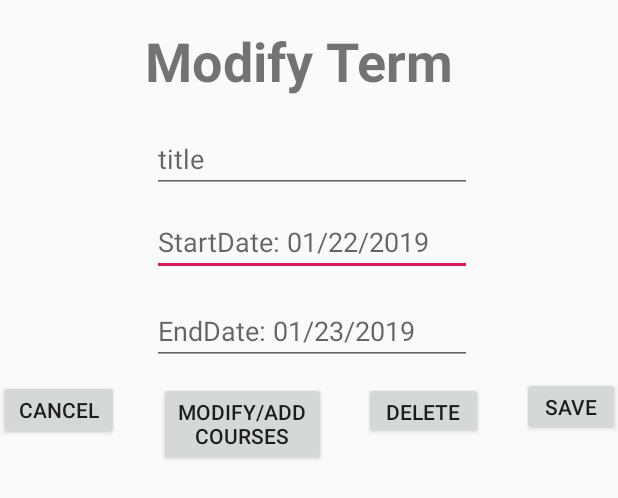
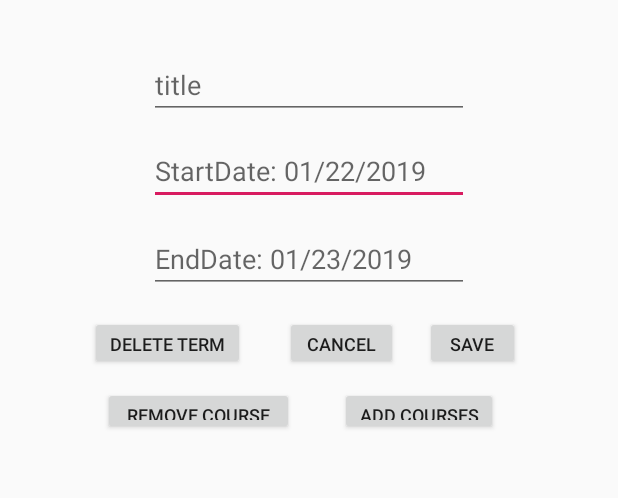
Before and after one commit to phss1/C195, an Android app: the layout activity_term_modify.xml on its own in the app's theme, with its tools: preview values and no code run, on a phone screen of 412 x 824 dp. Shown: the top 498 px of the screen. Run offline under Robolectric (Android 15) with nearby library versions, the phone set to English and light mode, and no system bars.

Commit message:
Saving changes 11/02 1259

```diff
--- a/C196/app/src/main/AndroidManifest.xml
+++ b/C196/app/src/main/AndroidManifest.xml
@@ -9,10 +9,11 @@
         android:roundIcon="@mipmap/ic_launcher_round"
         android:supportsRtl="true"
         android:theme="@style/AppTheme">
-        <activity android:name=".Controller.TermModifyCourse"></activity>
+        <activity android:name=".Controller.TermRemoveCourse"></activity>
+        <activity android:name=".Controller.TermAddCourse" />
         <activity android:name=".Controller.TermModify" />
         <activity android:name=".Controller.TermAdd" />
-        <activity android:name=".Controller.TermView" />
+        <activity android:name=".Controller.Terms" />
         <activity android:name=".Controller.GoalAdd" />
         <activity android:name=".Controller.AssessmentModify" />
         <activity android:name=".Controller.AssessmentAdd" />
--- a/C196/app/src/main/java/com/example/c196/Controller/AssessmentAdd.java
+++ b/C196/app/src/main/java/com/example/c196/Controller/AssessmentAdd.java
@@ -33,7 +33,7 @@ public class AssessmentAdd extends AppCompatActivity
         int id = item.getItemId();
         if (id == android.R.id.home)
         {
-            Intent intent = new Intent(this, TermView.class);
+            Intent intent = new Intent(this, MainActivity.class);
             startActivity(intent);
         }
 
--- a/C196/app/src/main/java/com/example/c196/Controller/AssessmentModify.java
+++ b/C196/app/src/main/java/com/example/c196/Controller/AssessmentModify.java
@@ -31,7 +31,7 @@ public class AssessmentModify extends AppCompatActivity
         int id = item.getItemId();
         if (id == android.R.id.home)
         {
-            Intent intent = new Intent(this, TermView.class);
+            Intent intent = new Intent(this, Terms.class);
             startActivity(intent);
         }
 
--- a/C196/app/src/main/java/com/example/c196/Controller/AssessmentView.java
+++ b/C196/app/src/main/java/com/example/c196/Controller/AssessmentView.java
@@ -13,7 +13,6 @@ import android.widget.ListView;
 
 import com.example.c196.Classes.Assessment;
 import com.example.c196.Classes.Goal;
-import com.example.c196.Classes.Mentor;
 import com.example.c196.R;
 import com.example.c196.Utility.DBConnector;
 import com.example.c196.Utility.DataProvider;
@@ -66,7 +65,7 @@ public class AssessmentView extends AppCompatActivity
         int id = item.getItemId();
         if (id == android.R.id.home)
         {
-            Intent intent = new Intent(this, TermView.class);
+            Intent intent = new Intent(this, Terms.class);
             startActivity(intent);
         }
 
--- a/C196/app/src/main/java/com/example/c196/Controller/CourseView.java
+++ b/C196/app/src/main/java/com/example/c196/Controller/CourseView.java
@@ -66,7 +66,7 @@ public class CourseView extends AppCompatActivity
         int id = item.getItemId();
         if (id == android.R.id.home)
         {
-            Intent intent = new Intent(this, TermView.class);
+            Intent intent = new Intent(this, Terms.class);
             startActivity(intent);
         }
 
--- a/C196/app/src/main/java/com/example/c196/Controller/GoalAdd.java
+++ b/C196/app/src/main/java/com/example/c196/Controller/GoalAdd.java
@@ -8,7 +8,6 @@ import android.view.MenuItem;
 import android.view.View;
 import android.widget.EditText;
 
-import com.example.c196.Controller.AssessmentView;
 import com.example.c196.R;
 import com.example.c196.Utility.DBConnector;
 import com.example.c196.Utility.DataProvider;
@@ -34,7 +33,7 @@ public class GoalAdd extends AppCompatActivity
         int id = item.getItemId();
         if (id == android.R.id.home)
         {
-            Intent intent = new Intent(this, TermView.class);
+            Intent intent = new Intent(this, Terms.class);
             startActivity(intent);
         }
 
--- a/C196/app/src/main/java/com/example/c196/Controller/MentorAdd.java
+++ b/C196/app/src/main/java/com/example/c196/Controller/MentorAdd.java
@@ -36,7 +36,7 @@ public class MentorAdd extends AppCompatActivity
         int id = item.getItemId();
         if (id == android.R.id.home)
         {
-            Intent intent = new Intent(this, TermView.class);
+            Intent intent = new Intent(this, Terms.class);
             startActivity(intent);
         }
 
--- a/C196/app/src/main/java/com/example/c196/Controller/MentorModify.java
+++ b/C196/app/src/main/java/com/example/c196/Controller/MentorModify.java
@@ -1,7 +1,6 @@
 package com.example.c196.Controller;
 
 import android.content.Intent;
-import android.database.Cursor;
 import android.os.Bundle;
 import android.view.MenuItem;
 import android.view.View;
@@ -49,7 +48,7 @@ public class MentorModify extends AppCompatActivity
         int id = item.getItemId();
         if (id == android.R.id.home)
         {
-            Intent intent = new Intent(this, TermView.class);
+            Intent intent = new Intent(this, Terms.class);
             startActivity(intent);
         }
 
--- a/C196/app/src/main/java/com/example/c196/Controller/MentorView.java
+++ b/C196/app/src/main/java/com/example/c196/Controller/MentorView.java
@@ -67,7 +67,7 @@ public class MentorView extends AppCompatActivity
         int id = item.getItemId();
         if (id == android.R.id.home)
         {
-            Intent intent = new Intent(this, TermView.class);
+            Intent intent = new Intent(this, Terms.class);
             startActivity(intent);
         }
 
--- a/C196/app/src/main/java/com/example/c196/Controller/TermAdd.java
+++ b/C196/app/src/main/java/com/example/c196/Controller/TermAdd.java
@@ -37,7 +37,7 @@ public class TermAdd extends AppCompatActivity
         int id = item.getItemId();
         if (id == android.R.id.home)
         {
-            Intent intent = new Intent(this, TermView.class);
+            Intent intent = new Intent(this, Terms.class);
             startActivity(intent);
         }
 
@@ -61,7 +61,7 @@ public class TermAdd extends AppCompatActivity
                         + "\", \"" + startDate + "\", \"" + endDate + "\");";
                 myHelper.insertRecord(sqlQuery);
 
-                Intent intent = new Intent(this, TermView.class);
+                Intent intent = new Intent(this, Terms.class);
                 startActivity(intent);
             }
         }
@@ -74,7 +74,7 @@ public class TermAdd extends AppCompatActivity
 
     public void onClickCancelBtn(View view)
     {
-        Intent intent = new Intent(this, TermView.class);
+        Intent intent = new Intent(this, Terms.class);
         startActivity(intent);
     }
 
--- a/C196/app/src/main/res/layout/activity_term_modify.xml
+++ b/C196/app/src/main/res/layout/activity_term_modify.xml
@@ -1,28 +1,25 @@
 <?xml version="1.0" encoding="utf-8"?>
-<androidx.constraintlayout.widget.ConstraintLayout
-    xmlns:android="http://schemas.android.com/apk/res/android"
+<androidx.constraintlayout.widget.ConstraintLayout xmlns:android="http://schemas.android.com/apk/res/android"
     xmlns:app="http://schemas.android.com/apk/res-auto"
     xmlns:tools="http://schemas.android.com/tools"
-    android:label="Course Management"
     android:id="@+id/modifyTermSaveBtn"
     android:layout_width="match_parent"
     android:layout_height="match_parent"
+    android:label="Course Management"
     tools:context=".Controller.TermModify">
 
     <EditText
         android:id="@+id/termModifyStartDateTxtFld"
         android:layout_width="wrap_content"
         android:layout_height="wrap_content"
-        android:layout_marginStart="101dp"
-        android:layout_marginLeft="101dp"
-        android:layout_marginTop="10dp"
-        android:layout_marginEnd="97dp"
-        android:layout_marginRight="97dp"
-        android:layout_marginBottom="14dp"
+        android:layout_marginStart="99dp"
+        android:layout_marginLeft="99dp"
+        android:layout_marginTop="12dp"
+        android:layout_marginEnd="99dp"
+        android:layout_marginRight="99dp"
         android:ems="10"
         android:hint="StartDate: 01/22/2019"
         android:inputType="textPersonName"
-        app:layout_constraintBottom_toTopOf="@+id/termModifyEndDateTxtFld"
         app:layout_constraintEnd_toEndOf="parent"
         app:layout_constraintStart_toStartOf="parent"
         app:layout_constraintTop_toBottomOf="@+id/termModifyTitleTxtFld" />
@@ -31,27 +28,29 @@
         android:id="@+id/termModifyTitleTxtFld"
         android:layout_width="wrap_content"
         android:layout_height="wrap_content"
-        android:layout_marginStart="101dp"
-        android:layout_marginLeft="101dp"
-        android:layout_marginTop="19dp"
-        android:layout_marginEnd="97dp"
-        android:layout_marginRight="97dp"
+        android:layout_marginStart="99dp"
+        android:layout_marginLeft="99dp"
+        android:layout_marginTop="34dp"
+        android:layout_marginEnd="99dp"
+        android:layout_marginRight="99dp"
+        android:layout_marginBottom="12dp"
         android:ems="10"
         android:hint="title"
         android:inputType="textPersonName"
+        app:layout_constraintBottom_toTopOf="@+id/termModifyStartDateTxtFld"
         app:layout_constraintEnd_toEndOf="parent"
         app:layout_constraintStart_toStartOf="parent"
-        app:layout_constraintTop_toBottomOf="@+id/textView11" />
+        app:layout_constraintTop_toTopOf="parent" />
 
     <EditText
         android:id="@+id/termModifyEndDateTxtFld"
         android:layout_width="wrap_content"
         android:layout_height="wrap_content"
-        android:layout_marginStart="101dp"
-        android:layout_marginLeft="101dp"
-        android:layout_marginTop="14dp"
-        android:layout_marginEnd="97dp"
-        android:layout_marginRight="97dp"
+        android:layout_marginStart="99dp"
+        android:layout_marginLeft="99dp"
+        android:layout_marginTop="13dp"
+        android:layout_marginEnd="99dp"
+        android:layout_marginRight="99dp"
         android:ems="10"
         android:hint="EndDate: 01/23/2019"
         android:inputType="textPersonName"
@@ -59,96 +58,84 @@
         app:layout_constraintStart_toStartOf="parent"
         app:layout_constraintTop_toBottomOf="@+id/termModifyStartDateTxtFld" />
 
-    <TextView
-        android:id="@+id/textView11"
-        android:layout_width="218dp"
-        android:layout_height="48dp"
-        android:layout_marginStart="96dp"
-        android:layout_marginLeft="96dp"
-        android:layout_marginTop="16dp"
-        android:layout_marginEnd="97dp"
-        android:layout_marginRight="97dp"
-        android:layout_marginBottom="19dp"
-        android:text="Modify Term"
-        android:textSize="36sp"
-        android:textStyle="bold"
-        android:typeface="normal"
-        app:layout_constraintBottom_toTopOf="@+id/termModifyTitleTxtFld"
-        app:layout_constraintEnd_toEndOf="parent"
+    <Button
+        android:id="@+id/deleteBtn"
+        android:layout_width="103dp"
+        android:layout_height="36dp"
+        android:layout_marginStart="66dp"
+        android:layout_marginLeft="66dp"
+        android:layout_marginTop="15dp"
+        android:layout_marginEnd="13dp"
+        android:layout_marginRight="13dp"
+        android:onClick="onClickDeleteTerm"
+        android:text="Delete Term"
+        android:textSize="12sp"
+        app:layout_constraintEnd_toStartOf="@+id/termModifyCancelBtn"
         app:layout_constraintStart_toStartOf="parent"
-        app:layout_constraintTop_toTopOf="parent" />
+        app:layout_constraintTop_toBottomOf="@+id/termModifyEndDateTxtFld" />
 
     <Button
         android:id="@+id/modifyTermModCourseBtn"
-        android:layout_width="111dp"
-        android:layout_height="56dp"
-        android:layout_marginStart="13dp"
-        android:layout_marginLeft="13dp"
+        android:layout_width="105dp"
+        android:layout_height="32dp"
+        android:layout_marginStart="15dp"
+        android:layout_marginLeft="15dp"
+        android:layout_marginTop="11dp"
+        android:layout_marginEnd="88dp"
+        android:layout_marginRight="88dp"
+        android:onClick="onClickAddTermCourse"
+        android:text="Add Courses"
+        android:textSize="12sp"
+        app:layout_constraintEnd_toEndOf="parent"
+        app:layout_constraintStart_toEndOf="@+id/deleteCourseFromTermBtn"
+        app:layout_constraintTop_toBottomOf="@+id/termModifyCancelBtn" />
+
+    <Button
+        android:id="@+id/deleteCourseFromTermBtn"
+        android:layout_width="127dp"
+        android:layout_height="32dp"
+        android:layout_marginStart="76dp"
+        android:layout_marginLeft="76dp"
         android:layout_marginTop="11dp"
         android:layout_marginEnd="15dp"
         android:layout_marginRight="15dp"
-        android:onClick="onClickModCoursesBtn"
-        android:text="Modify/Add Courses"
-        app:layout_constraintEnd_toStartOf="@+id/deleteBtn"
+        android:onClick="onClickRemoveTermCourse"
+        android:text="Remove Course"
+        android:textSize="12sp"
+        app:layout_constraintEnd_toStartOf="@+id/modifyTermModCourseBtn"
+        app:layout_constraintStart_toStartOf="parent"
+        app:layout_constraintTop_toBottomOf="@+id/deleteBtn" />
+
+    <Button
+        android:id="@+id/termModifyCancelBtn"
+        android:layout_width="75dp"
+        android:layout_height="36dp"
+        android:layout_marginStart="13dp"
+        android:layout_marginLeft="13dp"
+        android:layout_marginTop="15dp"
+        android:layout_marginEnd="12dp"
+        android:layout_marginRight="12dp"
+        android:onClick="onClickCancelBtn"
+        android:text="Cancel"
+        android:textSize="12sp"
+        app:layout_constraintEnd_toStartOf="@+id/modifyTermSavebtn"
+        app:layout_constraintStart_toEndOf="@+id/deleteBtn"
+        app:layout_constraintTop_toBottomOf="@+id/termModifyEndDateTxtFld" />
+
+    <Button
+        android:id="@+id/modifyTermSavebtn"
+        android:layout_width="63dp"
+        android:layout_height="36dp"
+        android:layout_marginStart="6dp"
+        android:layout_marginLeft="6dp"
+        android:layout_marginTop="15dp"
+        android:layout_marginEnd="72dp"
+        android:layout_marginRight="72dp"
+        android:onClick="onClickSaveBtn"
+        android:text="Save"
+        android:textSize="12sp"
+        app:layout_constraintEnd_toEndOf="parent"
         app:layout_constraintStart_toEndOf="@+id/termModifyCancelBtn"
         app:layout_constraintTop_toBottomOf="@+id/termModifyEndDateTxtFld" />
 
-    <Button
-        android:id="@+id/termModifyCancelBtn"
-        android:layout_width="80dp"
-        android:layout_height="40dp"
-        android:layout_marginStart="16dp"
-        android:layout_marginLeft="16dp"
-        android:layout_marginTop="253dp"
-        android:layout_marginEnd="13dp"
-        android:layout_marginRight="13dp"
-        android:onClick="onClickCancelBtn"
-        android:text="Cancel"
-        app:layout_constraintEnd_toStartOf="@+id/modifyTermModCourseBtn"
-        app:layout_constraintStart_toStartOf="parent"
-        app:layout_constraintTop_toTopOf="parent" />
-
-    <Button
-        android:id="@+id/modifyTermSavebtn"
-        android:layout_width="65dp"
-        android:layout_height="39dp"
-        android:layout_marginStart="10dp"
-        android:layout_marginLeft="10dp"
-        android:layout_marginTop="251dp"
-        android:layout_marginEnd="16dp"
-        android:layout_marginRight="16dp"
-        android:onClick="onClickSaveBtn"
-        android:text="Save"
-        app:layout_constraintEnd_toEndOf="parent"
-        app:layout_constraintStart_toEndOf="@+id/deleteBtn"
-        app:layout_constraintTop_toTopOf="parent" />
-
-    <ListView
-        android:id="@+id/termModifyLstVw"
-        android:layout_width="410dp"
-        android:layout_height="390dp"
-        android:layout_marginStart="2dp"
-        android:layout_marginLeft="2dp"
-        android:layout_marginTop="336dp"
-        android:layout_marginEnd="1dp"
-        android:layout_marginRight="1dp"
-        app:layout_constraintEnd_toEndOf="parent"
-        app:layout_constraintHorizontal_bias="0.0"
-        app:layout_constraintStart_toStartOf="parent"
-        app:layout_constraintTop_toTopOf="parent" />
-
-    <Button
-        android:id="@+id/deleteBtn"
-        android:layout_width="79dp"
-        android:layout_height="38dp"
-        android:layout_marginStart="10dp"
-        android:layout_marginLeft="10dp"
-        android:layout_marginTop="11dp"
-        android:layout_marginEnd="16dp"
-        android:layout_marginRight="16dp"
-        android:onClick="onCLickModTermDeleteBtn"
-        android:text="Delete"
-        app:layout_constraintEnd_toStartOf="@+id/modifyTermSavebtn"
-        app:layout_constraintStart_toEndOf="@+id/modifyTermModCourseBtn"
-        app:layout_constraintTop_toBottomOf="@+id/termModifyEndDateTxtFld" />
 </androidx.constraintlayout.widget.ConstraintLayout>
```
Also changed, not shown: C196/app/src/main/java/com/example/c196/Controller/MainActivity.java (+4 -3 lines), C196/app/src/main/java/com/example/c196/Controller/TermAddCourse.java (renamed from C196/app/src/main/java/com/example/c196/Controller/TermModifyCourse.java, +9 -16 lines), C196/app/src/main/java/com/example/c196/Controller/TermModify.java (+49 -49 lines), C196/app/src/main/java/com/example/c196/Controller/TermRemoveCourse.java (added, +129 -0 lines), C196/app/src/main/java/com/example/c196/Controller/Terms.java (renamed from C196/app/src/main/java/com/example/c196/Controller/TermView.java, +8 -10 lines), C196/app/src/main/java/com/example/c196/Utility/UtilityMethods.java (+16 -0 lines), C196/app/src/main/res/layout/activity_term_add_course.xml (renamed from C196/app/src/main/res/layout/activity_term_modify_course.xml, +10 -23 lines), C196/app/src/main/res/layout/activity_term_remove_course.xml (added, +50 -0 lines), C196/app/src/main/res/layout/activity_terms.xml (renamed from C196/app/src/main/res/layout/activity_term_view.xml, +16 -40 lines).
